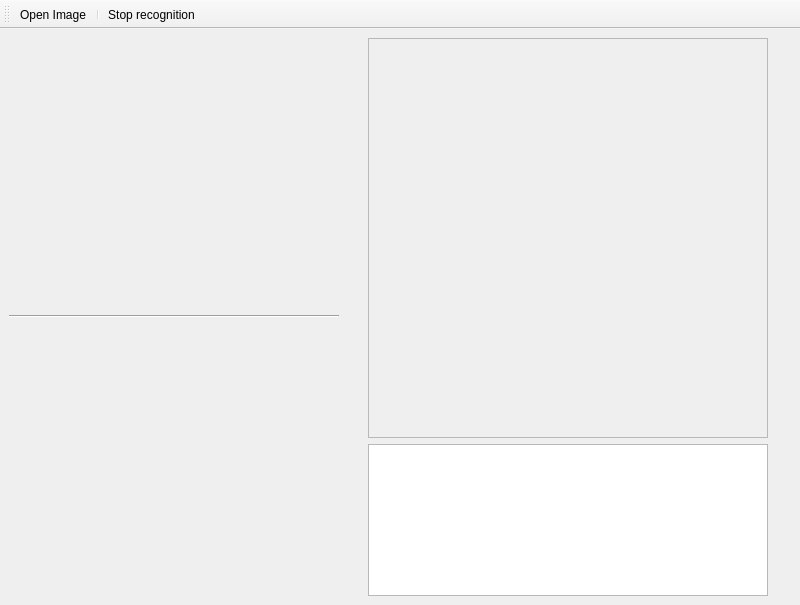
Old version of the form app.ui in the repository Iliaroz/SudokuQT.
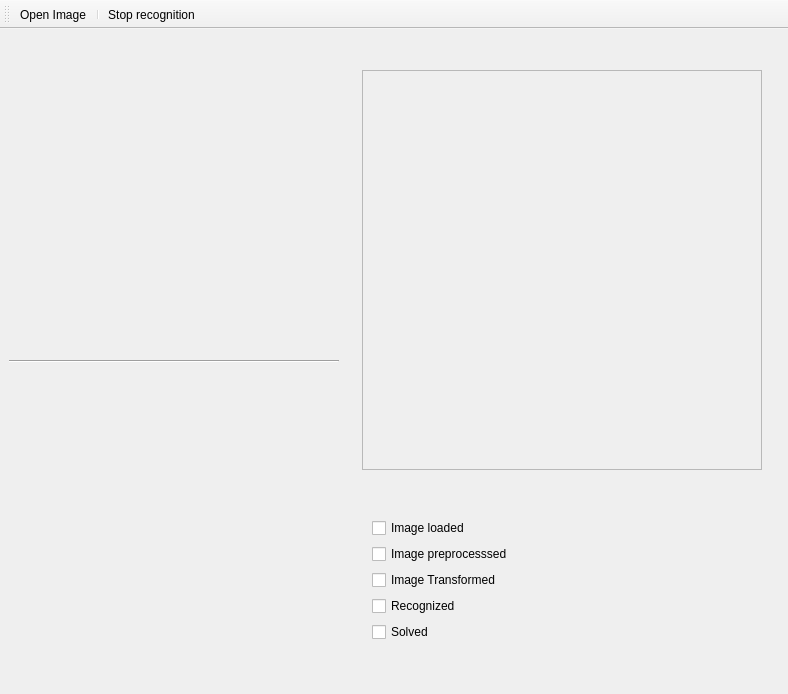
New version of the form.

What changed in the file:
```diff
--- a/app.ui
+++ b/app.ui
@@ -6,10 +6,16 @@
    <rect>
     <x>0</x>
     <y>0</y>
-    <width>800</width>
-    <height>605</height>
+    <width>788</width>
+    <height>694</height>
    </rect>
   </property>
+  <property name="minimumSize">
+   <size>
+    <width>400</width>
+    <height>400</height>
+   </size>
+  </property>
   <property name="windowTitle">
    <string>MainWindow</string>
   </property>
@@ -52,6 +58,19 @@
           </item>
          </layout>
         </item>
+        <item>
+         <spacer name="verticalSpacer_4">
+          <property name="orientation">
+           <enum>Qt::Vertical</enum>
+          </property>
+          <property name="sizeHint" stdset="0">
+           <size>
+            <width>20</width>
+            <height>40</height>
+           </size>
+          </property>
+         </spacer>
+        </item>
         <item>
          <widget class="Line" name="line">
           <property name="orientation">
@@ -59,6 +78,19 @@
           </property>
          </widget>
         </item>
+        <item>
+         <spacer name="verticalSpacer">
+          <property name="orientation">
+           <enum>Qt::Vertical</enum>
+          </property>
+          <property name="sizeHint" stdset="0">
+           <size>
+            <width>20</width>
+            <height>40</height>
+           </size>
+          </property>
+         </spacer>
+        </item>
         <item>
          <layout class="QVBoxLayout" name="verticalLayout_4">
           <item>
@@ -112,7 +144,7 @@
         <item>
          <widget class="QFrame" name="gameBackFrame">
           <property name="sizePolicy">
-           <sizepolicy hsizetype="Expanding" vsizetype="Expanding">
+           <sizepolicy hsizetype="Expanding" vsizetype="Fixed">
             <horstretch>0</horstretch>
             <verstretch>0</verstretch>
            </sizepolicy>
@@ -162,30 +194,147 @@
          </widget>
         </item>
         <item>
-         <spacer name="verticalSpacer">
-          <property name="orientation">
-           <enum>Qt::Vertical</enum>
+         <layout class="QHBoxLayout" name="horizontalLayout_3">
+          <property name="sizeConstraint">
+           <enum>QLayout::SetDefaultConstraint</enum>
           </property>
-          <property name="sizeHint" stdset="0">
-           <size>
-            <width>20</width>
-            <height>40</height>
-           </size>
-          </property>
-         </spacer>
-        </item>
-        <item>
-         <widget class="QPlainTextEdit" name="logApp">
-          <property name="sizePolicy">
-           <sizepolicy hsizetype="Preferred" vsizetype="Preferred">
-            <horstretch>0</horstretch>
-            <verstretch>0</verstretch>
-           </sizepolicy>
-          </property>
-          <property name="readOnly">
-           <bool>true</bool>
-          </property>
-         </widget>
+          <item>
+           <layout class="QGridLayout" name="gridLayout_3">
+            <property name="sizeConstraint">
+             <enum>QLayout::SetDefaultConstraint</enum>
+            </property>
+            <property name="leftMargin">
+             <number>10</number>
+            </property>
+            <property name="topMargin">
+             <number>10</number>
+            </property>
+            <property name="rightMargin">
+             <number>10</number>
+            </property>
+            <property name="bottomMargin">
+             <number>10</number>
+            </property>
+            <item row="0" column="0">
+             <widget class="QCheckBox" name="cbxLoaded">
+              <property name="sizePolicy">
+               <sizepolicy hsizetype="Minimum" vsizetype="Fixed">
+                <horstretch>0</horstretch>
+                <verstretch>0</verstretch>
+               </sizepolicy>
+              </property>
+              <property name="cursor">
+               <cursorShape>PointingHandCursor</cursorShape>
+              </property>
+              <property name="text">
+               <string>Image loaded</string>
+              </property>
+              <property name="checkable">
+               <bool>false</bool>
+              </property>
+              <property name="checked">
+               <bool>false</bool>
+              </property>
+             </widget>
+            </item>
+            <item row="4" column="0">
+             <widget class="QCheckBox" name="cbxSolved">
+              <property name="sizePolicy">
+               <sizepolicy hsizetype="Minimum" vsizetype="Fixed">
+                <horstretch>0</horstretch>
+                <verstretch>0</verstretch>
+               </sizepolicy>
+              </property>
+              <property name="cursor">
+               <cursorShape>PointingHandCursor</cursorShape>
+              </property>
+              <property name="text">
+               <string>Solved</string>
+              </property>
+              <property name="checkable">
+               <bool>false</bool>
+              </property>
+             </widget>
+            </item>
+            <item row="1" column="0">
+             <widget class="QCheckBox" name="cbxPreprocessed">
+              <property name="sizePolicy">
+               <sizepolicy hsizetype="Minimum" vsizetype="Fixed">
+                <horstretch>0</horstretch>
+                <verstretch>0</verstretch>
+               </sizepolicy>
+              </property>
+              <property name="cursor">
+               <cursorShape>PointingHandCursor</cursorShape>
+              </property>
+              <property name="text">
+               <string>Image preprocesssed</string>
+              </property>
+              <property name="checkable">
+               <bool>false</bool>
+              </property>
+             </widget>
+            </item>
+            <item row="3" column="0">
+             <widget class="QCheckBox" name="cbxRecognized">
+              <property name="sizePolicy">
+               <sizepolicy hsizetype="Minimum" vsizetype="Fixed">
+                <horstretch>0</horstretch>
+                <verstretch>0</verstretch>
+               </sizepolicy>
+              </property>
+              <property name="cursor">
+               <cursorShape>PointingHandCursor</cursorShape>
+              </property>
+              <property name="text">
+               <string>Recognized</string>
+              </property>
+              <property name="checkable">
+               <bool>false</bool>
+              </property>
+             </widget>
+            </item>
+            <item row="2" column="0">
+             <widget class="QCheckBox" name="cbxTransformed">
+              <property name="sizePolicy">
+               <sizepolicy hsizetype="Minimum" vsizetype="Fixed">
+                <horstretch>0</horstretch>
+                <verstretch>0</verstretch>
+               </sizepolicy>
+              </property>
+              <property name="cursor">
+               <cursorShape>PointingHandCursor</cursorShape>
+              </property>
+              <property name="text">
+               <string>Image Transformed</string>
+              </property>
+              <property name="checkable">
+               <bool>false</bool>
+              </property>
+             </widget>
+            </item>
+           </layout>
+          </item>
+          <item>
+           <layout class="QGridLayout" name="layoutButtons" columnstretch="0">
+            <property name="sizeConstraint">
+             <enum>QLayout::SetMinimumSize</enum>
+            </property>
+            <property name="leftMargin">
+             <number>10</number>
+            </property>
+            <property name="topMargin">
+             <number>10</number>
+            </property>
+            <property name="rightMargin">
+             <number>10</number>
+            </property>
+            <property name="bottomMargin">
+             <number>10</number>
+            </property>
+           </layout>
+          </item>
+         </layout>
         </item>
        </layout>
       </item>
```
Left out of the diff: 88 changed lines with no effect on the pictures.
